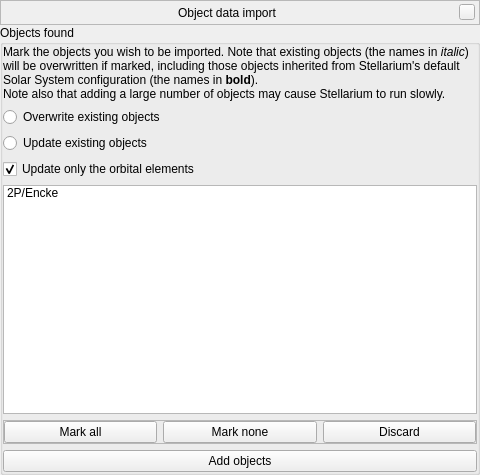
Qt form plugins/SolarSystemEditor/src/gui/mpcImportWindow.ui (519984307/stellarium_src) before a commit.
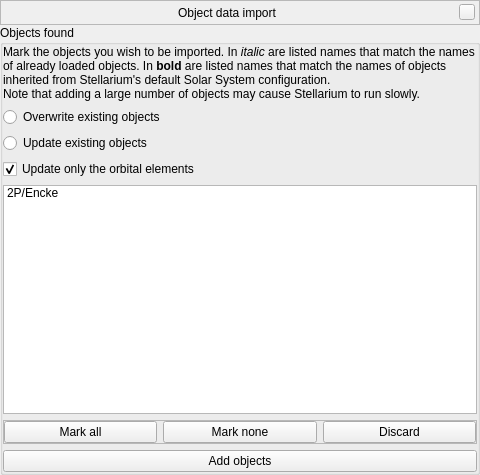
The same form after that commit. The open tabs and pages were chosen to show the change. Icons and pictures are not drawn. Custom widgets are drawn as their Qt base class.

Commit message: updated import list description

Diff of the .ui file:
```diff
--- a/plugins/SolarSystemEditor/src/gui/mpcImportWindow.ui
+++ b/plugins/SolarSystemEditor/src/gui/mpcImportWindow.ui
@@ -484,7 +484,7 @@
           <item>
            <widget class="QLabel" name="labelInstructions">
             <property name="text">
-             <string>Mark the objects you wish to be imported. Note that existing objects (the names in &lt;i&gt;italic&lt;/i&gt;) will be overwritten if marked, including those objects inherited from Stellarium's default Solar System configuration (the names in &lt;b&gt;bold&lt;/b&gt;).&lt;br/&gt;Note also that adding a large number of objects may cause Stellarium to run slowly.</string>
+             <string>Mark the objects you wish to be imported. In &lt;i&gt;italic&lt;/i&gt; are listed names that match the names of already loaded objects. In &lt;b&gt;bold&lt;/b&gt; are listed names that match the names of objects inherited from Stellarium's default Solar System configuration.&lt;br/&gt;Note that adding a large number of objects may cause Stellarium to run slowly.</string>
             </property>
             <property name="wordWrap">
              <bool>true</bool>
```
